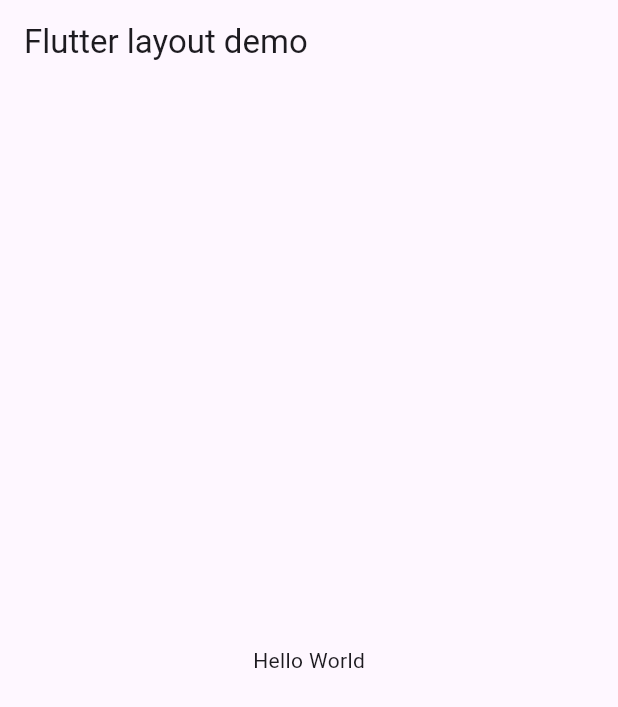
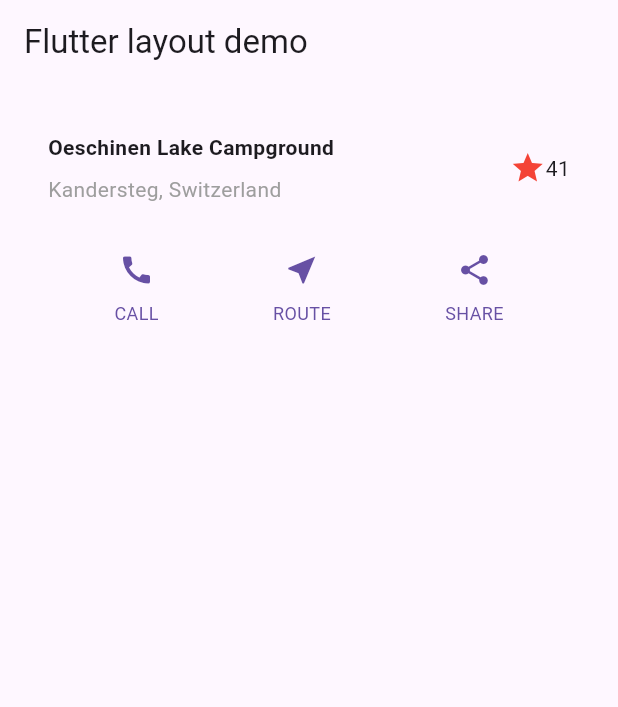
Before and after one commit to bbarkthong/test_drive-flutter, a Flutter app: the screen it shows after launch, on a phone screen of 412 x 824 dp. Shown: the top 707 px of the screen. Run offline on Flutter 3.47's test engine with Material 3 defaults, Android fonts, the phone set to English and light mode, and no system bars.

```diff
--- a/lib/main.dart
+++ b/lib/main.dart
@@ -1,4 +1,6 @@
 import 'package:flutter/material.dart';
+import 'package:test_drive/sections/ButtonSection.dart';
+import 'package:test_drive/sections/TitleSection.dart';
 
 void main() => runApp(const MyApp());
 
@@ -14,8 +16,16 @@ class MyApp extends StatelessWidget {
         appBar: AppBar(
           title: const Text(appTitle),
         ),
-        body: const Center(
-          child: Text('Hello World'),
+        body: const SingleChildScrollView(
+          child: Column(
+            children: [
+              TitleSection(
+                name: 'Oeschinen Lake Campground',
+                location: 'Kandersteg, Switzerland',
+              ),
+              ButtonSection()
+            ],
+          )
         ),
       ),
     );
```
